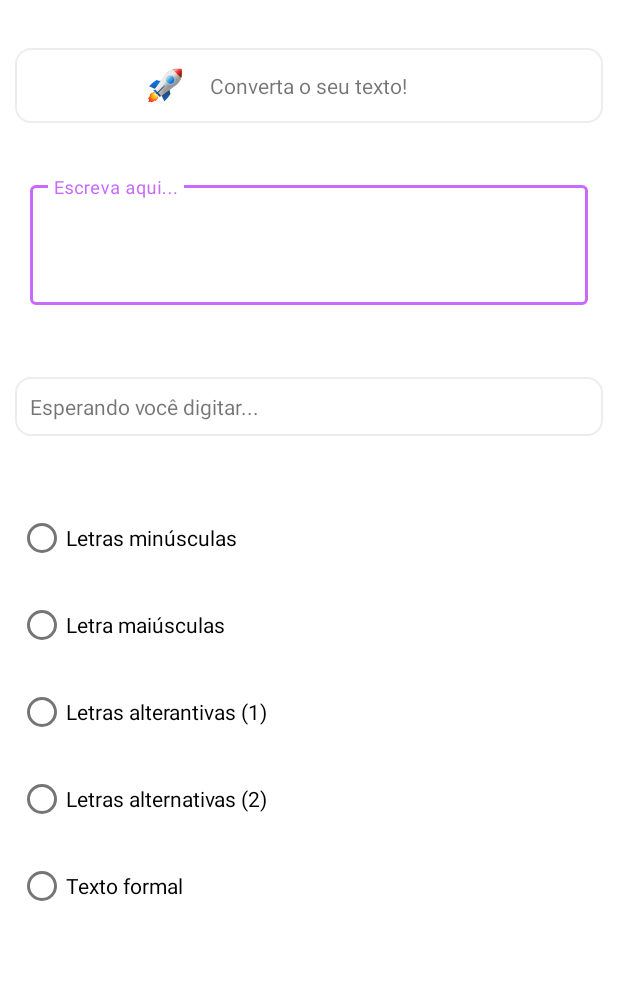
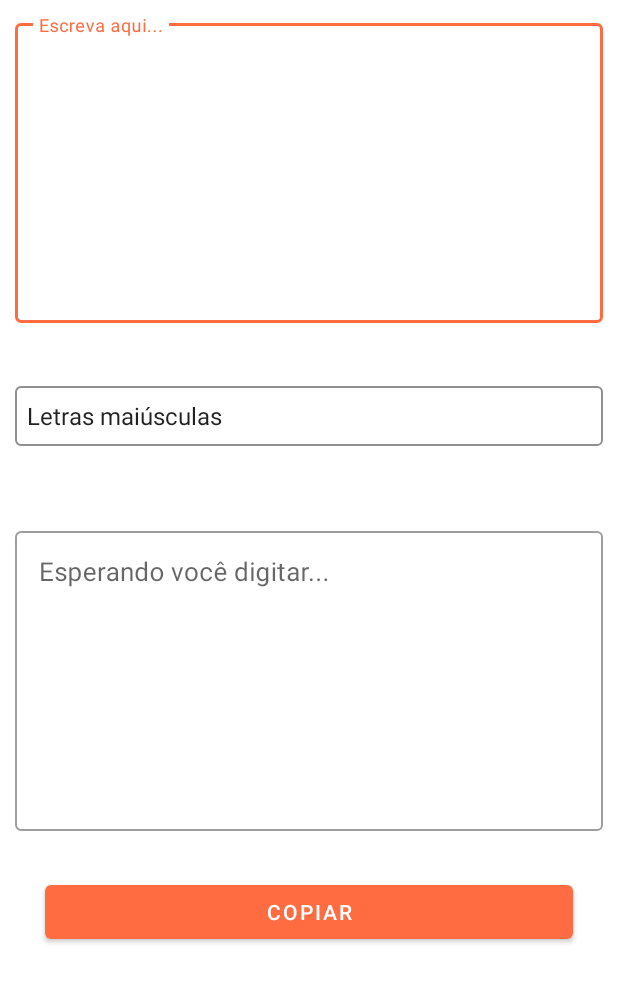
Before and after one commit to GustavoHenriqueDK/text-case-conversion, an Android app: the screen it shows after launch (MainActivity), on a phone screen of 412 x 824 dp. Shown: the top 982 px of the screen. Run offline under Robolectric (Android 15) with nearby library versions, the phone set to English and light mode, and no system bars.

Commit message:
- new layout model added using spinner; - spinner_shape.xml added;

```diff
--- /dev/null
+++ b/app/src/main/java/com/example/textcaseconversion/ConvertCase.kt
@@ -0,0 +1,5 @@
+package com.example.textcaseconversion
+
+class ConvertCase {
+
+}
--- a/app/src/main/java/com/example/textcaseconversion/MainActivity.kt
+++ b/app/src/main/java/com/example/textcaseconversion/MainActivity.kt
@@ -3,9 +3,6 @@ package com.example.textcaseconversion
 import android.os.Bundle
 import android.text.Editable
 import android.text.TextWatcher
-import android.view.View
-import android.view.WindowManager
-import android.widget.RadioButton
 import androidx.appcompat.app.AppCompatActivity
 import kotlinx.android.synthetic.main.activity_main.*
 
@@ -22,17 +19,13 @@ class MainActivity : AppCompatActivity() {
 
     private fun hideStatusBarAndSupportBar() {
         supportActionBar!!.hide()
-        window.setFlags(
-            WindowManager.LayoutParams.FLAG_FULLSCREEN,
-            WindowManager.LayoutParams.FLAG_FULLSCREEN
-        )
+
     }
 
     private fun changeTextInRealTime() {
         editTextText.addTextChangedListener(object : TextWatcher {
-            override fun afterTextChanged(s: Editable) {
-                val value = s.toString()
-                textView.text = value
+            override fun afterTextChanged(output: Editable) {
+                editTextTextOutput.setText(output.toString())
             }
 
             override fun beforeTextChanged(
@@ -52,32 +45,4 @@ class MainActivity : AppCompatActivity() {
             }
         })
     }
-
-    fun onRadioButtonClicked(view: View) {
-        if (view is RadioButton) {
-            val checked = view.isChecked
-            when (view.getId()) {
-                R.id.radioButtonLowerCase ->
-                    if (checked) {
-                        textView.text = textView.text.toString().toLowerCase()
-                    }
-                R.id.radioButtonUpperCase ->
-                    if (checked) {
-                        textView.text = textView.text.toString().toUpperCase()
-                    }
-                R.id.radioButtonAlternativeCase ->
-                    if (checked) {
-                        //TO-DO: Alternative case!
-                    }
-                R.id.radioButtonAlternativeCase2 ->
-                    if (checked) {
-                        //TO-DO: Alternative case 2!
-                    }
-                R.id.radioButtonFormalText ->
-                    if (checked) {
-                        //TO-DO: Formal text!
-                    }
-            }
-        }
-    }
 }
--- /dev/null
+++ b/app/src/main/res/drawable/ic_baseline_arrow_drop_down_24.xml
@@ -0,0 +1,5 @@
+<vector android:height="24dp" android:tint="#C3C3C3"
+    android:viewportHeight="24" android:viewportWidth="24"
+    android:width="24dp" xmlns:android="http://schemas.android.com/apk/res/android">
+    <path android:fillColor="@android:color/white" android:pathData="M7,10l5,5 5,-5z"/>
+</vector>
--- /dev/null
+++ b/app/src/main/res/drawable/spinner_shape.xml
@@ -0,0 +1,10 @@
+<shape xmlns:android="http://schemas.android.com/apk/res/android">
+
+    <solid android:color="#80ffffff"/>
+
+    <stroke android:width="1dip"
+        android:color="#909090" />
+    <corners android:radius="3dip"/>
+
+    <padding android:left="0dip" android:top="0dip" android:right="0dip" android:bottom="0dip"/>
+</shape>
--- a/app/src/main/res/layout/activity_main.xml
+++ b/app/src/main/res/layout/activity_main.xml
@@ -11,19 +11,22 @@
         style="@style/Widget.MaterialComponents.TextInputLayout.OutlinedBox"
         android:layout_width="match_parent"
         android:layout_height="wrap_content"
-        android:layout_marginLeft="20dp"
-        android:layout_marginRight="20dp"
+        android:layout_marginStart="10dp"
+        android:layout_marginLeft="10dp"
+        android:layout_marginTop="10dp"
+        android:layout_marginEnd="10dp"
+        android:layout_marginRight="10dp"
         android:visibility="visible"
         app:layout_constraintBottom_toBottomOf="parent"
         app:layout_constraintEnd_toEndOf="parent"
         app:layout_constraintStart_toStartOf="parent"
         app:layout_constraintTop_toTopOf="parent"
-        app:layout_constraintVertical_bias="0.16000003">
+        app:layout_constraintVertical_bias="0.0">
 
         <EditText
             android:id="@+id/editTextText"
             android:layout_width="match_parent"
-            android:layout_height="80dp"
+            android:layout_height="200dp"
             android:layout_weight="1"
             android:drawablePadding="10dp"
             android:ems="10"
@@ -41,129 +44,72 @@
     </com.google.android.material.textfield.TextInputLayout>
 
 
-    <androidx.constraintlayout.widget.ConstraintLayout
-        android:layout_width="match_parent"
-        android:layout_height="50dp"
-        android:layout_marginStart="10dp"
-        android:layout_marginLeft="10dp"
-        android:layout_marginEnd="10dp"
-        android:layout_marginRight="10dp"
-        android:background="@drawable/constraint_layout_shape"
-        app:layout_constraintBottom_toTopOf="@+id/textInputLayoutText"
-        app:layout_constraintEnd_toEndOf="parent"
-        app:layout_constraintHorizontal_bias="1.0"
-        app:layout_constraintStart_toStartOf="parent"
-        app:layout_constraintTop_toTopOf="parent"
-        app:layout_constraintVertical_bias="0.47">
-
-        <ImageView
-            android:id="@+id/imageView"
-            android:layout_width="37dp"
-            android:layout_height="31dp"
-            app:layout_constraintBottom_toBottomOf="parent"
-            app:layout_constraintEnd_toStartOf="@+id/textView2"
-            app:layout_constraintHorizontal_bias="0.88"
-            app:layout_constraintStart_toStartOf="parent"
-            app:layout_constraintTop_toTopOf="parent"
-            app:srcCompat="@drawable/rocket_emoji" />
-
-        <TextView
-            android:id="@+id/textView2"
-            android:layout_width="wrap_content"
-            android:layout_height="wrap_content"
-            android:text="Converta o seu texto!"
-            app:layout_constraintBottom_toBottomOf="parent"
-            app:layout_constraintEnd_toEndOf="parent"
-            app:layout_constraintStart_toStartOf="parent"
-            app:layout_constraintTop_toTopOf="parent" />
-    </androidx.constraintlayout.widget.ConstraintLayout>
-
-    <ScrollView
-        android:id="@+id/scrollView"
+    <com.google.android.material.textfield.TextInputLayout
+        android:id="@+id/textInputLayoutOutputText"
+        style="@style/Widget.MaterialComponents.TextInputLayout.OutlinedBox"
         android:layout_width="match_parent"
         android:layout_height="wrap_content"
         android:layout_marginStart="10dp"
         android:layout_marginLeft="10dp"
         android:layout_marginEnd="10dp"
         android:layout_marginRight="10dp"
-        android:background="@drawable/constraint_layout_shape"
-        android:orientation="vertical"
+        android:visibility="visible"
         app:layout_constraintBottom_toBottomOf="parent"
         app:layout_constraintEnd_toEndOf="parent"
-        app:layout_constraintHorizontal_bias="0.0"
         app:layout_constraintStart_toStartOf="parent"
-        app:layout_constraintTop_toTopOf="parent"
-        app:layout_constraintVertical_bias="0.32">
+        app:layout_constraintTop_toBottomOf="@+id/textInputLayoutText"
+        app:layout_constraintVertical_bias="0.32999998">
 
-        <TextView
-            android:id="@+id/textView"
-            android:layout_width="wrap_content"
-            android:layout_height="wrap_content"
-            android:layout_margin="10dp"
-            android:layout_marginStart="20dp"
-            android:layout_marginLeft="10dp"
-            android:layout_marginTop="10dp"
-            android:layout_marginEnd="20dp"
-            android:layout_marginRight="10dp"
-            android:layout_marginBottom="10dp"
-            android:text="Esperando você digitar..."
+        <EditText
+            android:id="@+id/editTextTextOutput"
+            android:layout_width="match_parent"
+            android:layout_height="200dp"
+            android:layout_weight="1"
+            android:drawablePadding="10dp"
+            android:ems="10"
+            android:gravity="start"
+            android:hint="Esperando você digitar..."
+            android:inputType="textMultiLine"
+            android:textSize="17sp"
             app:layout_constraintBottom_toBottomOf="parent"
             app:layout_constraintEnd_toEndOf="parent"
+            app:layout_constraintHorizontal_bias="0.0"
             app:layout_constraintStart_toStartOf="parent"
-            app:layout_constraintTop_toTopOf="parent" />
+            app:layout_constraintTop_toTopOf="parent"
+            app:layout_constraintVertical_bias="0.357" />
 
-    </ScrollView>
+    </com.google.android.material.textfield.TextInputLayout>
 
-    <RadioGroup
-        android:id="@+id/radioGroup"
-        android:layout_width="wrap_content"
+    <Spinner
+        android:id="@+id/spinner"
+        android:layout_width="match_parent"
+        android:layout_height="40dp"
+        android:layout_marginStart="10dp"
+        android:layout_marginLeft="10dp"
+        android:layout_marginEnd="10dp"
+        android:layout_marginRight="10dp"
+        android:background="@drawable/spinner_shape"
+        android:entries="@array/text_convert_options"
+        app:layout_constraintBottom_toTopOf="@+id/textInputLayoutOutputText"
+        app:layout_constraintEnd_toEndOf="parent"
+        app:layout_constraintStart_toStartOf="parent"
+        app:layout_constraintTop_toBottomOf="@+id/textInputLayoutText"
+        app:layout_constraintVertical_bias="0.45" />
+
+    <Button
+        android:id="@+id/button4"
+        android:layout_width="match_parent"
         android:layout_height="wrap_content"
+        android:layout_marginStart="30dp"
+        android:layout_marginLeft="30dp"
+        android:layout_marginTop="30dp"
+        android:layout_marginEnd="30dp"
+        android:layout_marginRight="30dp"
+        android:text="COPIAR"
         app:layout_constraintBottom_toBottomOf="parent"
         app:layout_constraintEnd_toEndOf="parent"
-        app:layout_constraintHorizontal_bias="0.05"
         app:layout_constraintStart_toStartOf="parent"
-        app:layout_constraintTop_toBottomOf="@+id/scrollView"
-        app:layout_constraintVertical_bias="0.18">
-
-        <RadioButton
-            android:id="@+id/radioButtonLowerCase"
-            android:layout_width="match_parent"
-            android:layout_height="wrap_content"
-            android:layout_marginBottom="10dp"
-            android:onClick="onRadioButtonClicked"
-            android:text="@string/radio_button_lowercase" />
-
-        <RadioButton
-            android:id="@+id/radioButtonUpperCase"
-            android:layout_width="match_parent"
-            android:layout_height="wrap_content"
-            android:layout_marginBottom="10dp"
-            android:onClick="onRadioButtonClicked"
-            android:text="@string/radio_button_uppercase" />
-
-        <RadioButton
-            android:id="@+id/radioButtonAlternativeCase"
-            android:layout_width="match_parent"
-            android:layout_height="wrap_content"
-            android:layout_marginBottom="10dp"
-            android:onClick="onRadioButtonClicked"
-            android:text="@string/radio_button_alternative_case_1" />
-
-        <RadioButton
-            android:id="@+id/radioButtonAlternativeCase2"
-            android:layout_width="match_parent"
-            android:layout_height="wrap_content"
-            android:layout_marginBottom="10dp"
-            android:onClick="onRadioButtonClicked"
-            android:text="@string/radio_button_alternative_case_2" />
-
-        <RadioButton
-            android:id="@+id/radioButtonFormalText"
-            android:layout_width="match_parent"
-            android:layout_height="wrap_content"
-            android:layout_marginBottom="10dp"
-            android:onClick="onRadioButtonClicked"
-            android:text="@string/radio_button_formal_text" />
-    </RadioGroup>
+        app:layout_constraintTop_toBottomOf="@+id/textInputLayoutOutputText"
+        app:layout_constraintVertical_bias="0.0" />
 
 </androidx.constraintlayout.widget.ConstraintLayout>
--- a/app/src/main/res/values/colors.xml
+++ b/app/src/main/res/values/colors.xml
@@ -1,6 +1,6 @@
 <?xml version="1.0" encoding="utf-8"?>
 <resources>
-    <color name="colorPrimary">#C86BFD</color>
-    <color name="colorPrimaryDark">#C86BFD</color>
-    <color name="colorAccent">#C86BFD</color>
+    <color name="colorPrimary">#FF6C41</color>
+    <color name="colorPrimaryDark">#FF6C41</color>
+    <color name="colorAccent">#FF6C41</color>
 </resources>
--- a/app/src/main/res/values/strings.xml
+++ b/app/src/main/res/values/strings.xml
@@ -5,4 +5,11 @@
     <string name="radio_button_alternative_case_1">Letras alterantivas (1)</string>
     <string name="radio_button_alternative_case_2">Letras alternativas (2)</string>
     <string name="radio_button_formal_text">Texto formal</string>
+    <string-array name="text_convert_options">
+        <item>Letras maiúsculas</item>
+        <item>Letras minúsculas</item>
+        <item>Letras alternativas (1)</item>
+        <item>Letras alternativas (2)</item>
+        <item>Texto formal</item>
+    </string-array>
 </resources>
--- a/app/src/main/res/values/styles.xml
+++ b/app/src/main/res/values/styles.xml
@@ -7,4 +7,8 @@
         <item name="colorAccent">@color/colorAccent</item>
     </style>
 
+    <style name="spinnerDropDownItemStyle" parent="Widget.AppCompat.Spinner.Underlined">
+
+    </style>
+
 </resources>
```
